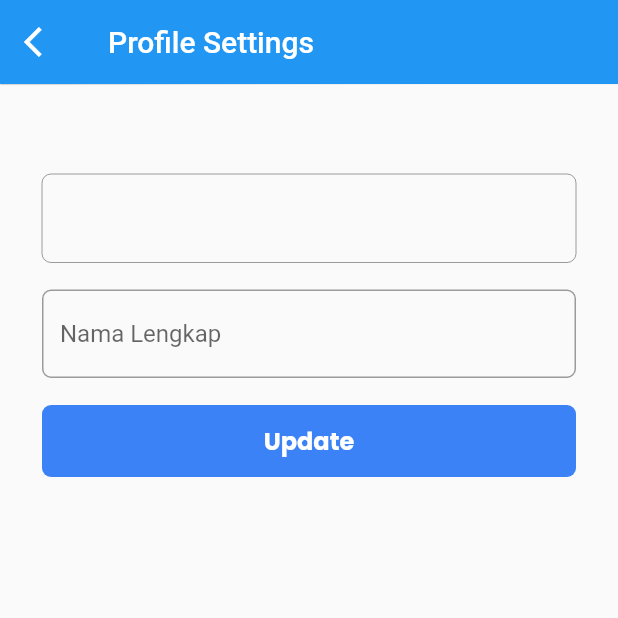
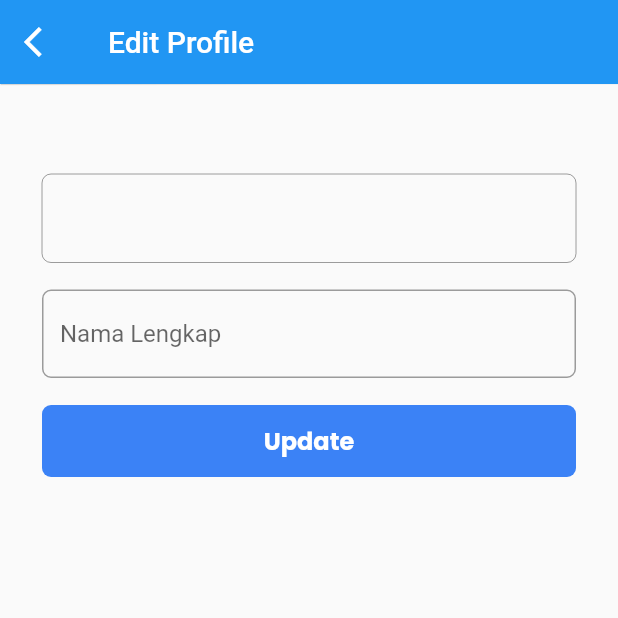
Before and after one commit to adamrayw/courseku-android, a Flutter app: the EditProfile screen opened directly with empty values, on a phone screen of 412 x 824 dp, the top half of it. Run offline on Flutter 3.47's test engine with Material 2 defaults, Android fonts, the phone set to English and light mode, and no system bars; our stand-ins replace carousel_slider, double_back_to_close, font_awesome_flutter, google_fonts, webview_flutter; accounts and stored records are empty; network calls fail.

```diff
--- a/lib/pages/edit_profile.dart
+++ b/lib/pages/edit_profile.dart
@@ -12,7 +12,9 @@ import 'package:http/http.dart' as http;
 
 class EditProfile extends StatefulWidget {
   final int id;
-  const EditProfile({Key? key, required this.id}) : super(key: key);
+  final String name;
+  const EditProfile({Key? key, required this.id, required this.name})
+      : super(key: key);
 
   @override
   State<EditProfile> createState() => _EditProfileState();
@@ -34,7 +36,7 @@ class _EditProfileState extends State<EditProfile> {
 
   Widget nameInput() {
     return TextFormField(
-      controller: nameController,
+      controller: nameController..text = widget.name,
       decoration: InputDecoration(
         hintText: 'Nama Lengkap',
         border: OutlineInputBorder(
@@ -86,7 +88,7 @@ class _EditProfileState extends State<EditProfile> {
           icon: const Icon(Icons.arrow_back_ios),
         ),
         title: const Text(
-          'Profile Settings',
+          'Edit Profile',
         ),
       ),
       body: Container(
```
